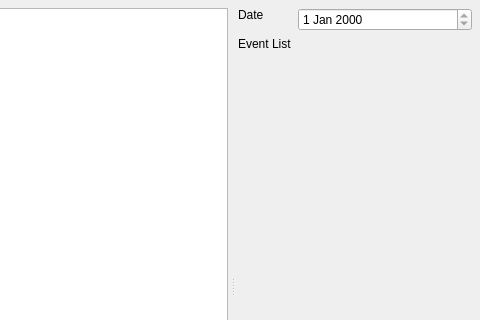
Holence/LifeTimeline, file Ui_ModuleLifeWeekChart.ui: the form before one commit; both pictures show x 167 to 647 and y 0 to 320 of the 647 by 572 pixel window.
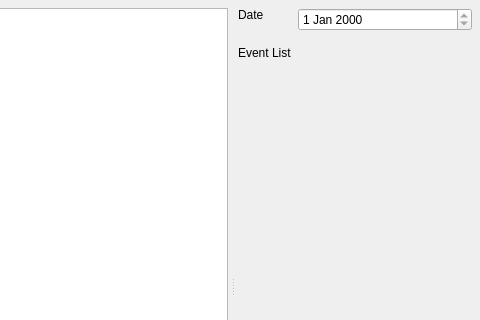
The form after the commit. Icons and pictures are not drawn.

Diff of the .ui file:
```diff
--- a/Ui_ModuleLifeWeekChart.ui
+++ b/Ui_ModuleLifeWeekChart.ui
@@ -40,6 +40,9 @@
      <widget class="QGraphicsView" name="graphicsView"/>
      <widget class="QWidget" name="verticalLayoutWidget">
       <layout class="QGridLayout" name="gridLayout">
+       <property name="verticalSpacing">
+        <number>15</number>
+       </property>
        <item row="0" column="0">
         <widget class="QLabel" name="label">
          <property name="text">
```
